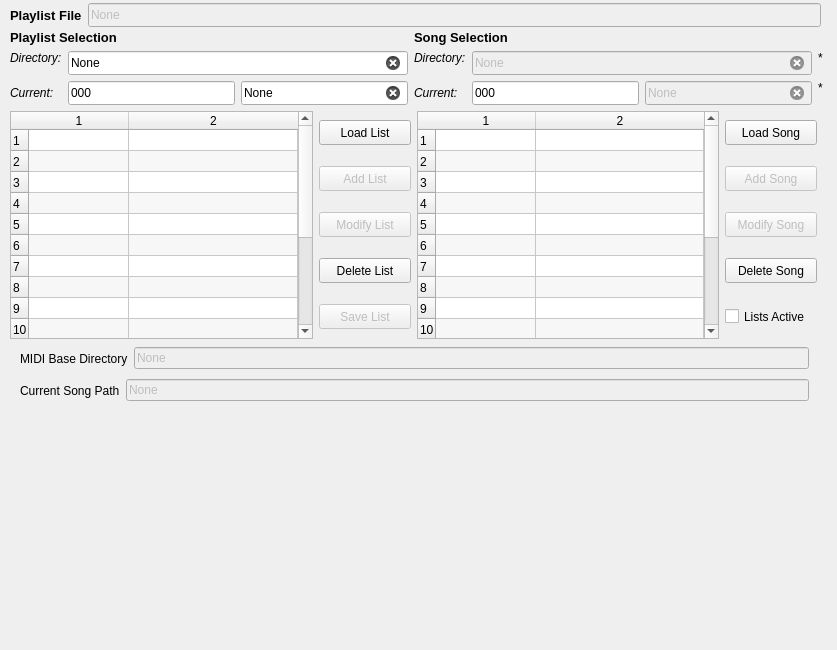
Above: seq_qt5/forms/qplaylistframe.ui from ahlstromcj/seq66 before the change. Below: the same form after it.
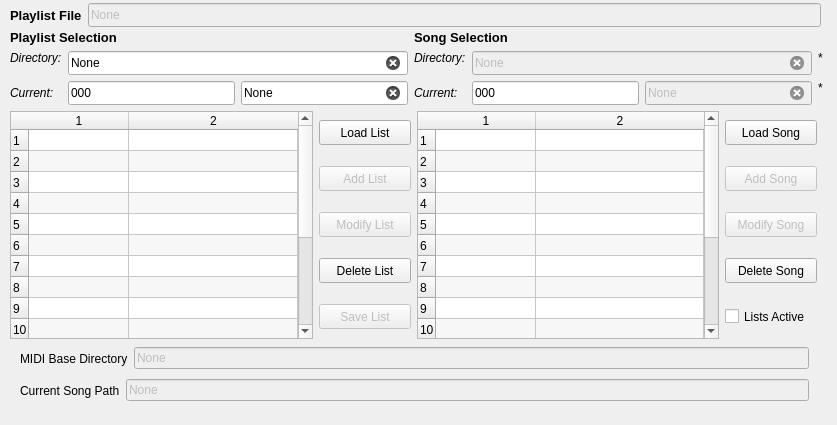
That is the form after the change.

```diff
--- a/seq_qt5/forms/qplaylistframe.ui
+++ b/seq_qt5/forms/qplaylistframe.ui
@@ -7,7 +7,7 @@
     <x>0</x>
     <y>0</y>
     <width>837</width>
-    <height>650</height>
+    <height>425</height>
    </rect>
   </property>
   <property name="windowTitle">
@@ -68,7 +68,7 @@
     </item>
    </layout>
   </widget>
-  <widget class="QWidget" name="">
+  <widget class="QWidget" name="baseDirLayoutWidget">
    <property name="geometry">
     <rect>
      <x>20</x>
@@ -104,7 +104,7 @@
     </item>
    </layout>
   </widget>
-  <widget class="QWidget" name="">
+  <widget class="QWidget" name="pathLayoutWidget">
    <property name="geometry">
     <rect>
      <x>20</x>
@@ -140,7 +140,7 @@
     </item>
    </layout>
   </widget>
-  <widget class="QWidget" name="">
+  <widget class="QWidget" name="selectionLayoutWidget">
    <property name="geometry">
     <rect>
      <x>10</x>
```
Left out of the diff: 6 changed lines with no effect on the pictures.
